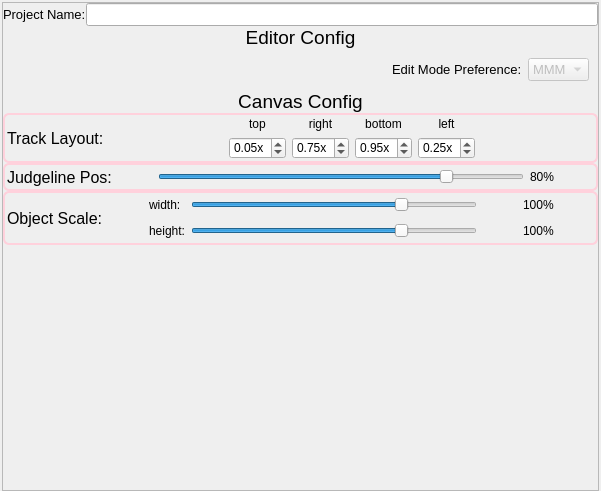
xiangCaO233/MusicMapMaker, file src/ui/config/project/projectconfig.ui: the form before one commit.
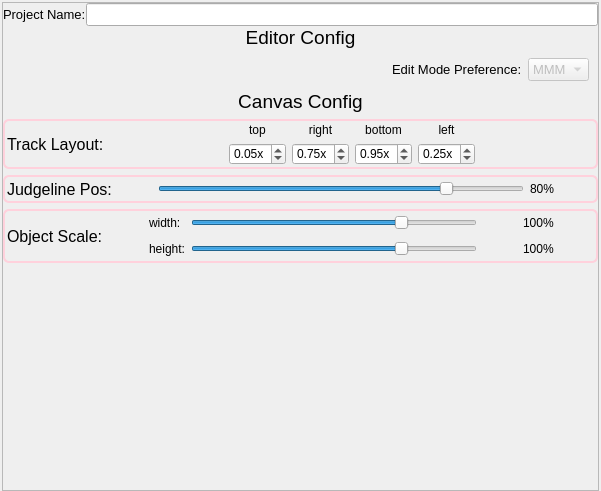
The form after the commit.

Diff of the .ui file:
```diff
--- a/src/ui/config/project/projectconfig.ui
+++ b/src/ui/config/project/projectconfig.ui
@@ -161,6 +161,9 @@
        </item>
        <item>
         <layout class="QVBoxLayout" name="canvasconfig_layout">
+         <property name="spacing">
+          <number>6</number>
+         </property>
          <property name="bottomMargin">
           <number>6</number>
          </property>
```
